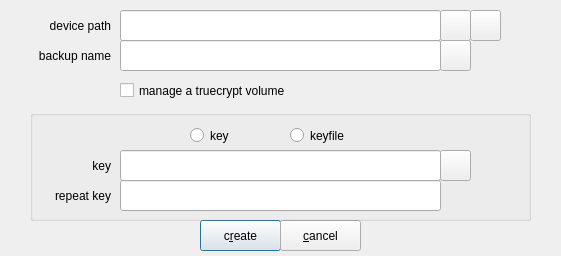
The window that zuluCrypt-gui/managevolumeheader.ui (mhogomchungu/zuluCrypt) describes before a commit, drawn with Qt 5.
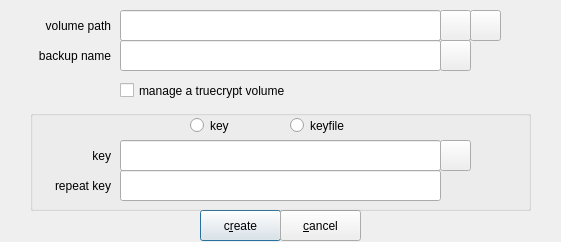
The same window after the commit.

The edit to the form file:
```diff
--- a/zuluCrypt-gui/managevolumeheader.ui
+++ b/zuluCrypt-gui/managevolumeheader.ui
@@ -10,7 +10,7 @@
     <x>0</x>
     <y>0</y>
     <width>561</width>
-    <height>256</height>
+    <height>242</height>
    </rect>
   </property>
   <property name="windowTitle">
@@ -65,7 +65,7 @@
    <property name="geometry">
     <rect>
      <x>200</x>
-     <y>220</y>
+     <y>210</y>
      <width>81</width>
      <height>31</height>
     </rect>
@@ -84,7 +84,7 @@
    <property name="geometry">
     <rect>
      <x>280</x>
-     <y>220</y>
+     <y>210</y>
      <width>81</width>
      <height>31</height>
     </rect>
@@ -109,7 +109,7 @@
     </rect>
    </property>
    <property name="text">
-    <string>device path</string>
+    <string>volume path</string>
    </property>
    <property name="alignment">
     <set>Qt::AlignRight|Qt::AlignTrailing|Qt::AlignVCenter</set>
@@ -160,7 +160,7 @@
      <x>30</x>
      <y>110</y>
      <width>501</width>
-     <height>111</height>
+     <height>101</height>
     </rect>
    </property>
    <property name="title">
@@ -170,7 +170,7 @@
     <property name="geometry">
      <rect>
       <x>90</x>
-      <y>40</y>
+      <y>30</y>
       <width>321</width>
       <height>31</height>
      </rect>
@@ -183,7 +183,7 @@
     <property name="geometry">
      <rect>
       <x>90</x>
-      <y>70</y>
+      <y>60</y>
       <width>321</width>
       <height>31</height>
      </rect>
@@ -196,7 +196,7 @@
     <property name="geometry">
      <rect>
       <x>410</x>
-      <y>40</y>
+      <y>30</y>
       <width>31</width>
       <height>31</height>
      </rect>
@@ -209,7 +209,7 @@
     <property name="geometry">
      <rect>
       <x>160</x>
-      <y>10</y>
+      <y>0</y>
       <width>96</width>
       <height>31</height>
      </rect>
@@ -222,7 +222,7 @@
     <property name="geometry">
      <rect>
       <x>260</x>
-      <y>10</y>
+      <y>0</y>
       <width>96</width>
       <height>31</height>
      </rect>
@@ -235,7 +235,7 @@
     <property name="geometry">
      <rect>
       <x>10</x>
-      <y>40</y>
+      <y>30</y>
       <width>71</width>
       <height>31</height>
      </rect>
@@ -254,7 +254,7 @@
     <property name="geometry">
      <rect>
       <x>10</x>
-      <y>70</y>
+      <y>60</y>
       <width>71</width>
       <height>31</height>
      </rect>
```
